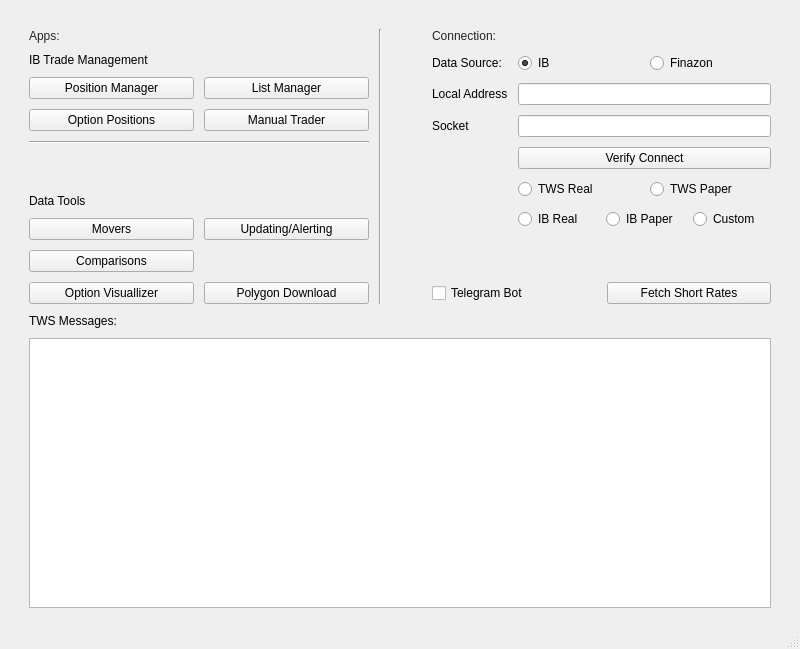
Qt form uiComps/qtGeneration/AppLauncher.ui (irrelevantmuch/IB_apps) before a commit.
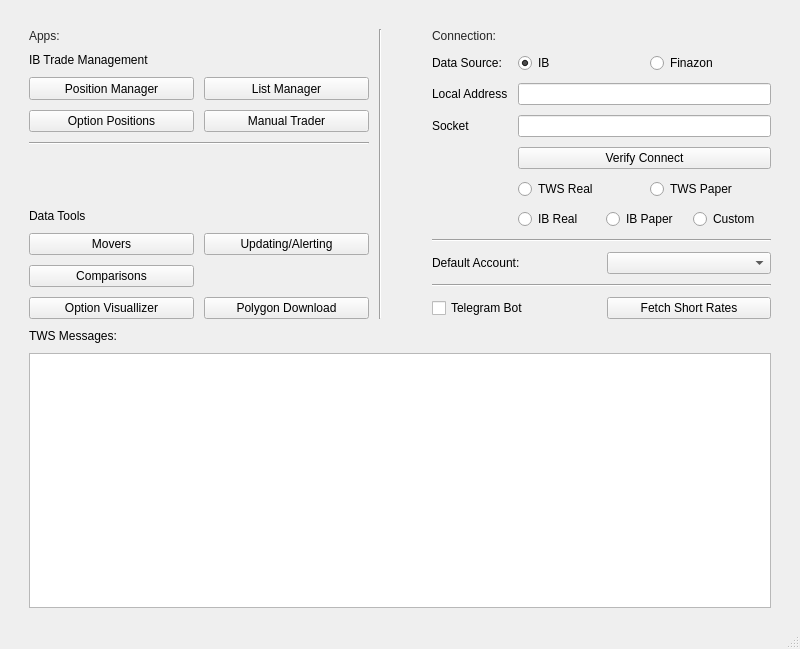
The same form after that commit.

```diff
--- a/uiComps/qtGeneration/AppLauncher.ui
+++ b/uiComps/qtGeneration/AppLauncher.ui
@@ -556,17 +556,32 @@
            </layout>
           </item>
           <item>
-           <spacer name="verticalSpacer">
+           <widget class="Line" name="line_3">
             <property name="orientation">
-             <enum>Qt::Vertical</enum>
+             <enum>Qt::Horizontal</enum>
             </property>
-            <property name="sizeHint" stdset="0">
-             <size>
-              <width>20</width>
-              <height>40</height>
-             </size>
+           </widget>
+          </item>
+          <item>
+           <layout class="QHBoxLayout" name="horizontalLayout_5">
+            <item>
+             <widget class="QLabel" name="label_7">
+              <property name="text">
+               <string>Default Account:</string>
+              </property>
+             </widget>
+            </item>
+            <item>
+             <widget class="QComboBox" name="default_account_selector"/>
+            </item>
+           </layout>
+          </item>
+          <item>
+           <widget class="Line" name="line_4">
+            <property name="orientation">
+             <enum>Qt::Horizontal</enum>
             </property>
-           </spacer>
+           </widget>
           </item>
           <item>
            <layout class="QHBoxLayout" name="horizontalLayout_4">
```
Left out of the diff: 4 changed lines with no effect on the pictures.
